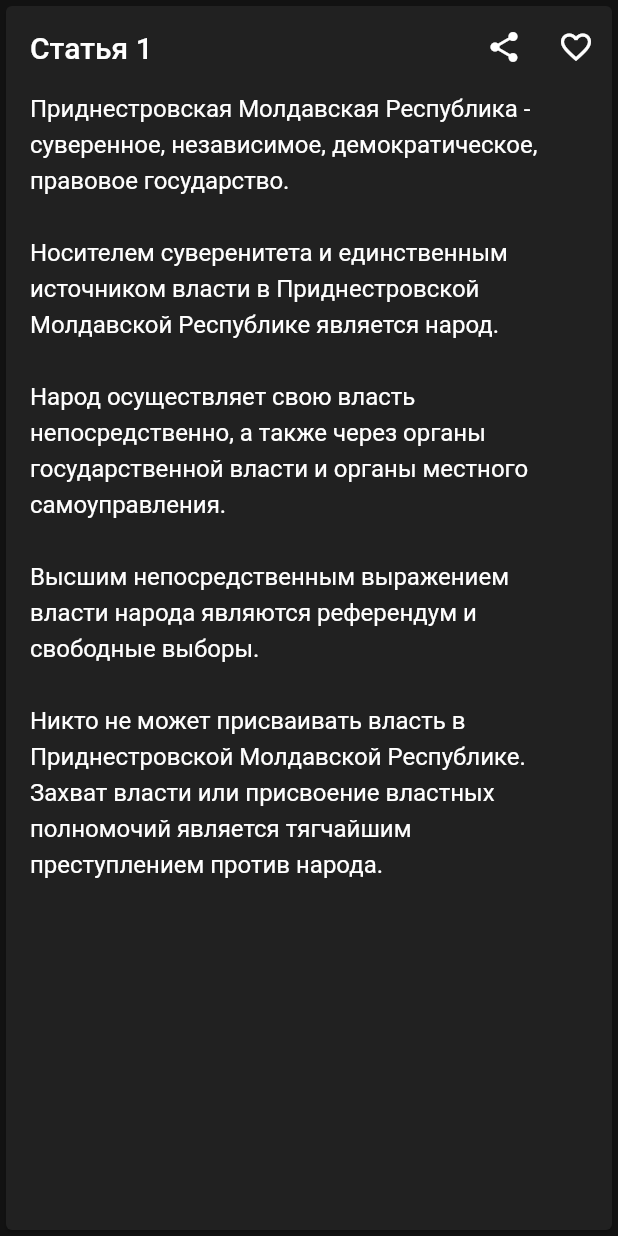
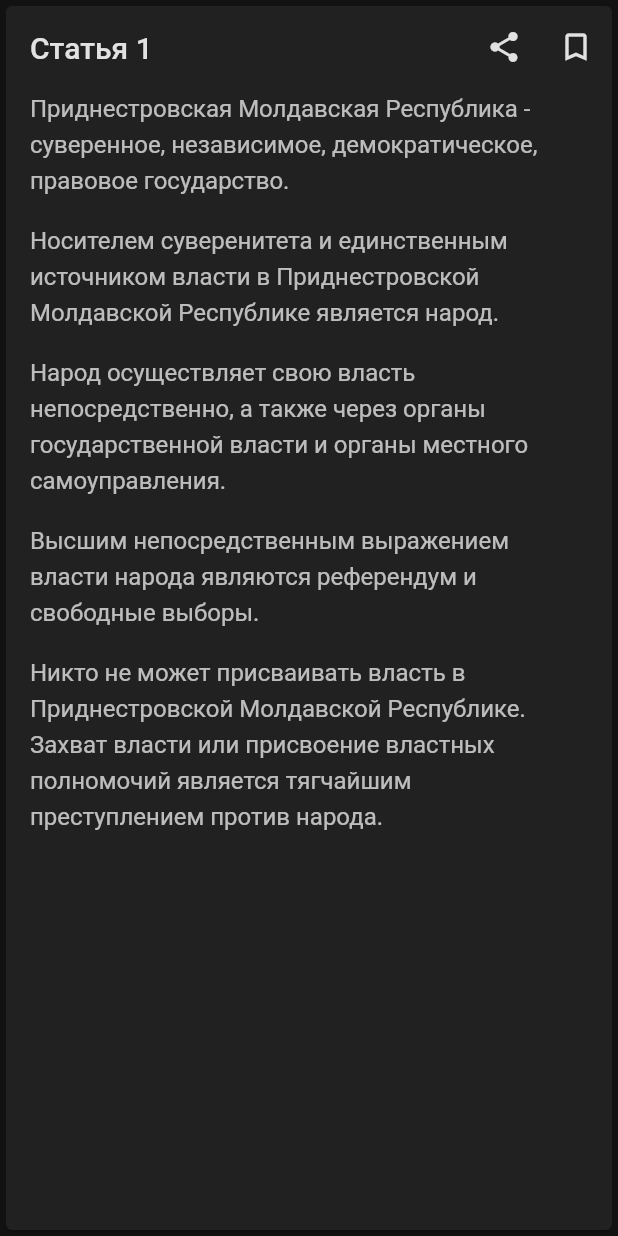
Before and after one commit to slavabelaev/constitution-flutter-app, a Flutter app: the ArticleCard widget shown alone on an empty page, opened directly with sample values from the repository, after a tap on the "share" icon, on a phone screen of 412 x 824 dp. Run offline on Flutter 3.47's test engine with Material 2 defaults, Android fonts, the phone set to English and light mode, and no system bars; our stand-ins replace material_design_icons_flutter, share; Roboto replaces fonts that are missing (Hind, Montserrat).

Commit message:
fix(Theme): colors

```diff
--- a/lib/classes/paragraph.dart
+++ b/lib/classes/paragraph.dart
@@ -2,7 +2,6 @@ import 'sub_paragraph.dart';
 
 class Paragraph {
   final num name;
-  final String text;
   final String introduction;
   final String conclusion;
   final List<SubParagraph> subParagraphs;
@@ -11,6 +10,5 @@ class Paragraph {
       {this.name,
         this.introduction,
         this.conclusion,
-        this.text,
         this.subParagraphs});
 }
--- a/lib/content/articles_ru.dart
+++ b/lib/content/articles_ru.dart
@@ -422,7 +422,7 @@ List<Article> articles = [
               text:
                   "иные вопросы, требующие единообразного решения и применения на территории Приднестровской Молдавской Республики, для обеспечения блага и пользы населения.")
         ],
-        text:
+        introduction:
             "Приднестровская Молдавская Республика как суверенное государство через создаваемые в установленном настоящей Конституцией и законодательством порядке органы государственной власти и управления, а также государственных должностных лиц берет на себя выполнение следующих основных функций:"),
     Paragraph(
         name: 2,
@@ -621,7 +621,7 @@ List<Article> articles = [
               text:
                   "осуществляет иные полномочия, предусмотренные настоящей Конституцией и законодательными актами.")
         ],
-        text: "Президент Приднестровской Молдавской Республики:"),
+        introduction: "Президент Приднестровской Молдавской Республики:"),
     Paragraph(
         name: 2,
         introduction:
@@ -710,7 +710,7 @@ List<Article> articles = [
               text:
                   "осуществляет законодательное регулирование иных вопросов, требующих единообразного решения и применения на территории Приднестровской Молдавской Республики.")
         ],
-        text: "Верховный Совет посредством принятия законодательных актов:"),
+        introduction: "Верховный Совет посредством принятия законодательных актов:"),
     Paragraph(
         name: 3,
         subParagraphs: [
@@ -757,7 +757,7 @@ List<Article> articles = [
               text:
                   "принимает иные акты и решения, не требующие законодательного регулирования.")
         ],
-        text:
+        introduction:
             "Верховный Совет в установленном порядке и в установленные сроки принимает решения посредством издания правовых актов:"),
     Paragraph(
         name: 4,
@@ -956,7 +956,7 @@ List<Article> articles = [
               text:
                   "осуществляет иные полномочия, возложенные на него Конституцией Приднестровской Молдавской Республики, законами, указами Президента Приднестровской Молдавской Республики.")
         ],
-        text: "Правительство Приднестровской Молдавской Республики:"),
+        introduction: "Правительство Приднестровской Молдавской Республики:"),
     Paragraph(
         name: 2,
         introduction:
@@ -1139,7 +1139,7 @@ List<Article> articles = [
               text:
                   "деятельности выборных органов и должностных лиц местного самоуправления в части принимаемых ими решений и правовых актов.")
         ],
-        text:
+        introduction:
             "В части осуществления конституционного контроля Конституционный суд разрешает дела о конституционности:"),
     Paragraph(
         name: 2,
@@ -1157,7 +1157,7 @@ List<Article> articles = [
               name: "г",
               text: "в иных случаях, оговоренных настоящей Конституцией.")
         ],
-        text:
+        introduction:
             "Конституционный суд Приднестровской Молдавской Республики в части осуществления конституционного контроля дает заключения:"),
     Paragraph(
         name: 3,
--- a/lib/main.dart
+++ b/lib/main.dart
@@ -15,45 +15,45 @@ void main() => runApp(
 
 class App extends StatelessWidget {
 
-  ThemeData theme = ThemeData(
+  ThemeData theme = ThemeData.dark().copyWith(
     // Define the default brightness and colors.
     brightness: Brightness.dark,
     primaryColor: Colors.grey[900],
     accentColor: Colors.white,
 
     // Define the default font family.
-    fontFamily: 'Montserrat',
+    //fontFamily: 'Montserrat',
 
     backgroundColor: Colors.black,
     bottomAppBarColor: Colors.grey[900],
+    canvasColor: Colors.grey[900],
 
     cardColor: Colors.grey[900],
 
-    cardTheme: CardTheme(
-      color: Colors.grey[900]
-    ),
-
     scaffoldBackgroundColor: Color.fromRGBO(18, 18, 18, 1),
 
-    appBarTheme: AppBarTheme(
-      color: Colors.grey[900],
+    iconTheme: IconThemeData().copyWith(
+      opacity: .87,
+      color: Colors.white
     ),
-    bottomAppBarTheme: BottomAppBarTheme(
-      color: Colors.red,
-    ),
-
 
     // Define the default TextTheme. Use this to specify the default
     // text styling for headlines, titles, bodies of text, and more.
     textTheme: TextTheme(
-      headline: TextStyle(fontSize: 72.0, fontWeight: FontWeight.bold),
+      headline: TextStyle(
+        fontSize: 72.0,
+        fontWeight: FontWeight.bold,
+        color: Color.fromRGBO(255, 255, 255, 0.87),
+      ),
       title: TextStyle(
         fontSize: 20.0,
+        color: Color.fromRGBO(255, 255, 255, 0.87)
       ),
       body1: TextStyle(
         fontSize: 16.0,
         height: 1.5,
         fontFamily: 'Hind',
+        color: Colors.white70
       ),
     ),
   );
--- a/lib/widgets/app_search_delegate.dart
+++ b/lib/widgets/app_search_delegate.dart
@@ -81,7 +81,10 @@ class AppSearchDelegate extends SearchDelegate<int> {
         ? _history
         : articles.where(_hasSuggestions).toList();
 
-    return ArticleListView(suggestions);
+    return ArticleListView(
+        suggestions,
+        emptyMessage: query.isEmpty ? 'Начинайте вводить' : 'Ничего не найдено'
+    );
   }
 
   @override
--- a/lib/widgets/article_card.dart
+++ b/lib/widgets/article_card.dart
@@ -1,5 +1,6 @@
 import 'package:flutter/material.dart';
 import 'package:provider/provider.dart';
+import 'package:share/share.dart';
 import '../models/app_model.dart';
 import '../classes/article.dart';
 import '../classes/paragraph.dart';
@@ -23,9 +24,18 @@ class _ArticleCardState extends State<ArticleCard> {
 
   Widget buildSubParagraphs(List<SubParagraph> items) {
     return Column(
+      crossAxisAlignment: CrossAxisAlignment.start,
       children:
       items.map((item) => Container(
-        child: Text('${item.name}) ${item.text}'),
+        child: Text.rich(TextSpan(
+          children: [
+            TextSpan(
+              text: '${item.name})  ',
+              style: TextStyle(fontWeight: FontWeight.bold)
+            ),
+            TextSpan(text: '${item.text}')
+          ]
+        )),
         margin:  EdgeInsets.only(bottom: (item != items.last) ? 16.0 : 0),
       )).toList(),
     );
@@ -34,6 +44,7 @@ class _ArticleCardState extends State<ArticleCard> {
   Widget buildParagraphs(List<Paragraph> items) {
     return Container(
       child: Column(
+        crossAxisAlignment: CrossAxisAlignment.start,
         children: items.map((item) =>
           Column(
             crossAxisAlignment: CrossAxisAlignment.start,
@@ -57,11 +68,14 @@ class _ArticleCardState extends State<ArticleCard> {
                           ),
                           margin: const EdgeInsets.only(bottom: 16.0),
                         ),
-                        if (item.introduction != null) Text(item.introduction),
+                        if (item.introduction != null)
+                          buildText(item.introduction),
                       ],
                     ),
                     if (item.subParagraphs != null)
                       buildSubParagraphs(item.subParagraphs),
+                    if (item.conclusion != null)
+                      buildText(item.conclusion)
                   ],
                 ),
                 padding: const EdgeInsets.all(16.0),
@@ -70,6 +84,38 @@ class _ArticleCardState extends State<ArticleCard> {
           )
         ).toList(),
       )
+    );
+  }
+
+  String _getArticleAsPlainText(Article article) {
+    String lineBreak = '\r\n\r\n';
+    String articleText = 'СТАТЬЯ ${article.number}' + lineBreak;
+
+    if (article.text != null) articleText += article.text + lineBreak;
+
+    if (article.paragraphs != null) {
+      article.paragraphs.forEach((paragraph) {
+        if (paragraph.name != null) articleText += 'Пункт ${paragraph.name}'.toUpperCase() + lineBreak;
+        if (paragraph.introduction != null) articleText += paragraph.introduction + lineBreak;
+        if (paragraph.subParagraphs != null) {
+          paragraph.subParagraphs.forEach((subParagraph) {
+            articleText += '${subParagraph.name}) ${subParagraph.text}' + lineBreak;
+          });
+        }
+
+        articleText += paragraph.conclusion + lineBreak;
+
+      });
+    }
+
+    return articleText;
+  }
+
+  void _shareArticle(Article article) {
+    String articleText = _getArticleAsPlainText(article);
+    Share.share(
+      articleText,
+      subject: 'Статья ${article.number}'
     );
   }
 
@@ -93,12 +139,12 @@ class _ArticleCardState extends State<ArticleCard> {
               ),
               IconButton(
                 icon: Icon(Icons.share),
-                onPressed: () => null
+                onPressed: () => _shareArticle(article)
               ),
               Consumer<AppModel>(
                 builder: (context, appModel, child) => IconButton(
                     icon:
-                    Icon(appModel.containsInFavorites(article) ? Icons.favorite : Icons.favorite_border),
+                    Icon(appModel.containsInFavorites(article) ? Icons.bookmark : Icons.bookmark_border),
                     onPressed: () {
                       appModel.toggleFavorite(article);
                       toggleCheck(article);
@@ -107,15 +153,26 @@ class _ArticleCardState extends State<ArticleCard> {
             ],
           ),
           if (article.text != null) Container(
-            child: Text(
-              article.text,
-              style: Theme.of(context).textTheme.body1
-            ),
+            child: buildText(article.text),
             padding: const EdgeInsets.only(left: 16.0, right: 16.0, bottom: 16.0),
           ),
           if (article.paragraphs != null) buildParagraphs(article.paragraphs)
         ],
       ),
+    );
+  }
+
+  Widget buildText(String text) {
+    List<String> textElements = text.split('\r\n\r\n');
+
+    return Column(
+      crossAxisAlignment: CrossAxisAlignment.start,
+      children: textElements.map(
+        (text) => Container(
+          child: Text(text, style: Theme.of(context).textTheme.body1),
+          margin: EdgeInsets.only(bottom: text != textElements.last ? 16.0 : 0),
+        )
+      ).toList()
     );
   }
 }
--- a/pubspec.yaml
+++ b/pubspec.yaml
@@ -22,8 +22,8 @@ dependencies:
 
   # The following adds the Cupertino Icons font to your application.
   # Use with the CupertinoIcons class for iOS style icons.
-  cupertino_icons: ^0.1.2
-  material_search: ^0.2.8
+  material_design_icons_flutter: ^3.2.3895
+  share: ^0.6.2
   provider: ^3.0.0+1
 
 dev_dependencies:
```
Also changed, not shown: lib/widgets/app_bottom_navigation_bar.dart (+16 -11 lines), lib/widgets/article_list_view.dart (+7 -2 lines), lib/widgets/content_view.dart (+14 -8 lines), lib/widgets/home.dart (+28 -8 lines), pubspec.lock.
